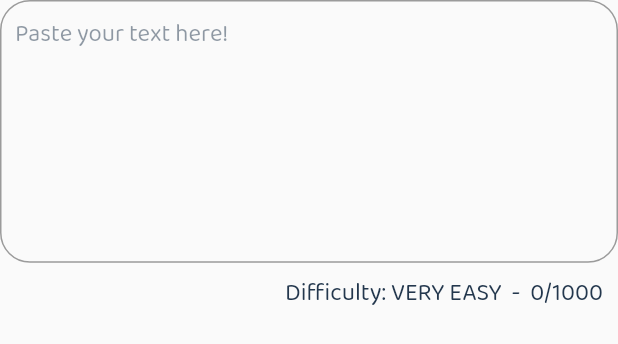
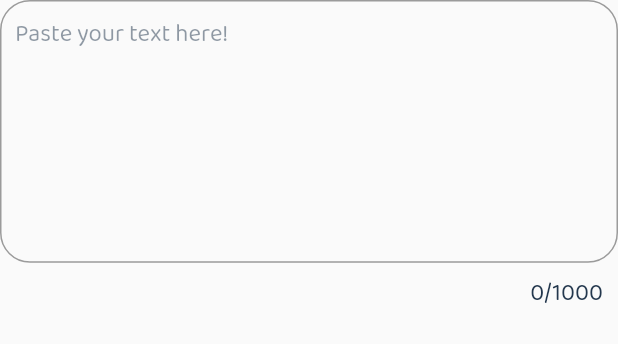
Before and after one commit to JakesMD/TypeTypeGo, a Flutter app: the TextInputBoxTextField widget shown alone on an empty page, opened directly with empty values, on a phone screen of 412 x 824 dp. Shown: the top 344 px of the screen. Run offline on Flutter 3.47's test engine with Material 2 defaults, Android fonts, the light colour scheme and no system bars; our stand-ins replace flutter_hooks, percent_indicator, responsive_builder; missing offline and left inert: dart:js.

Commit message:
Remove difficulty indicator when empty

```diff
--- a/lib/screens/main/textInputBox.dart
+++ b/lib/screens/main/textInputBox.dart
@@ -96,13 +96,7 @@
     setState(() {
       final String trimmedValue = value.trim();
       _value = trimmedValue;
-
-      // Set the difficuly text to "VERY EASY" is the textbox is empty.
-      if (trimmedValue.isEmpty)
-        _difficulty = "VERY EASY";
-
-      // True if the textbox is not empty.
-      else {
+      if (trimmedValue.isNotEmpty) {
         // Create a list of all the easy characters.
         final List<String> easyCharacters =
             "abcdefghijklmnopqrstuvwxyz".split("")..addAll([" ", "\n"]);
@@ -186,7 +180,9 @@
                 color: Palette.blueGrey.withOpacity(0.5), fontSize: 16),
             errorStyle: TextStyle(color: Palette.red, fontSize: 16),
             counterStyle: TextStyle(color: Palette.blueGrey, fontSize: 16),
-            counterText: "Difficulty: $_difficulty  -  ${_value.length}/1000",
+            counterText:
+                (_value.isNotEmpty ? "Difficulty: $_difficulty  -  " : "") +
+                    "${_value.length}/1000",
             border: OutlineInputBorder(
                 borderRadius: BorderRadius.circular(Config.borderRadius)),
             errorBorder: OutlineInputBorder(
```
